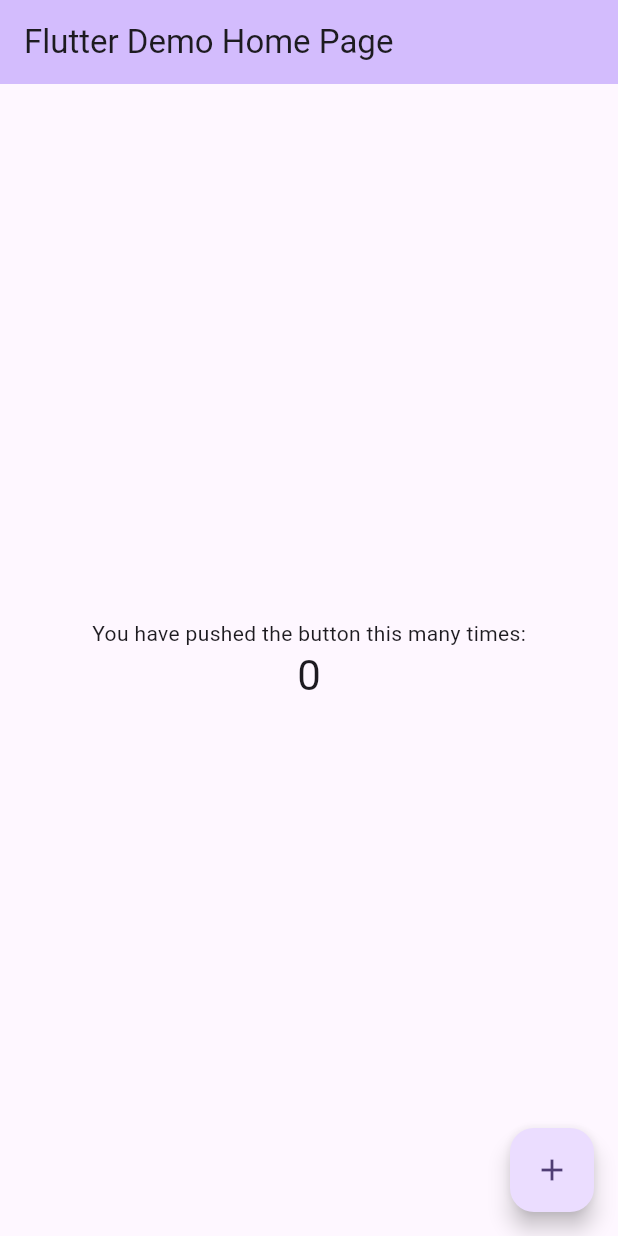
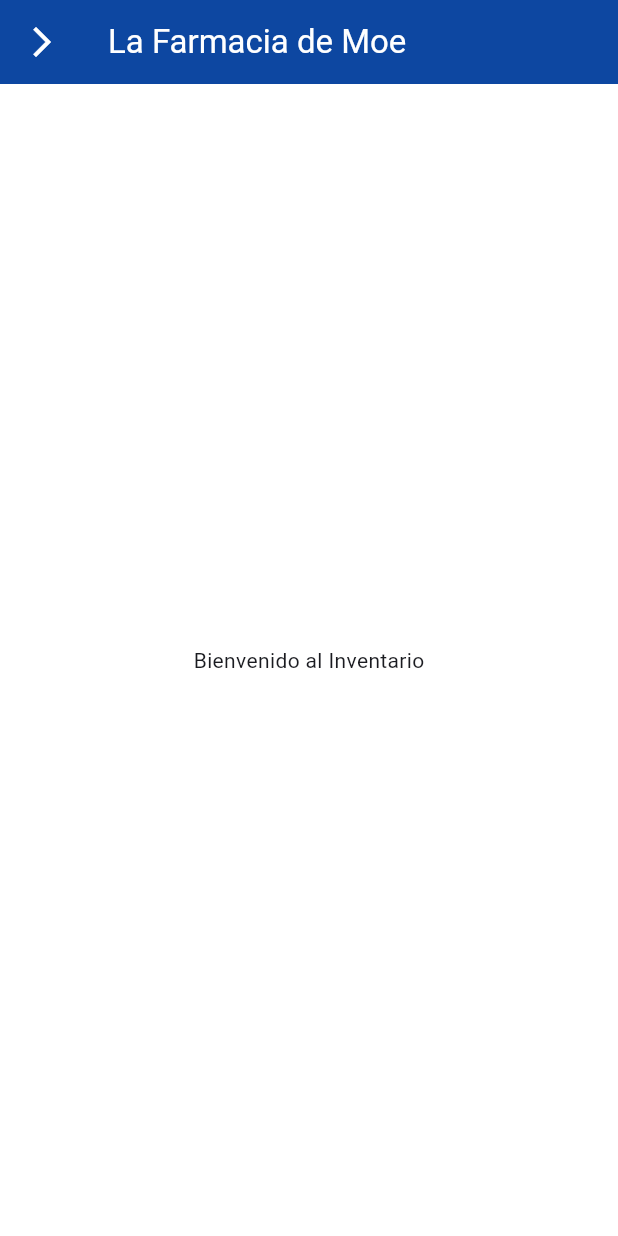
Before and after one commit to mitzdev1999/Farmacia_Moe, a Flutter app: the screen it shows after launch, on a phone screen of 412 x 824 dp. Run offline on Flutter 3.47's test engine with Material 3 defaults, Android fonts, the phone set to English and light mode, and no system bars; our stand-ins replace firebase_core; accounts and stored records are empty.

Commit message:
Configuracion de Main, para paleta de colores y sidebar

```diff
--- a/farmacia_moe/lib/main.dart
+++ b/farmacia_moe/lib/main.dart
@@ -1,122 +1,46 @@
 import 'package:flutter/material.dart';
+import 'package:firebase_core/firebase_core.dart';
+import 'firebase_options.dart';
+import 'theme.dart';
+import 'widgets/moe_sidebar.dart';
 
-void main() {
-  runApp(const MyApp());
+void main() async {
+  WidgetsFlutterBinding.ensureInitialized();
+  await Firebase.initializeApp(options: DefaultFirebaseOptions.currentPlatform);
+  runApp(const FarmaciaMoeApp());
 }
 
-class MyApp extends StatelessWidget {
-  const MyApp({super.key});
+class FarmaciaMoeApp extends StatelessWidget {
+  const FarmaciaMoeApp({super.key});
 
-  // This widget is the root of your application.
   @override
   Widget build(BuildContext context) {
     return MaterialApp(
-      title: 'Flutter Demo',
-      theme: ThemeData(
-        // This is the theme of your application.
-        //
-        // TRY THIS: Try running your application with "flutter run". You'll see
-        // the application has a purple toolbar. Then, without quitting the app,
-        // try changing the seedColor in the colorScheme below to Colors.green
-        // and then invoke "hot reload" (save your changes or press the "hot
-        // reload" button in a Flutter-supported IDE, or press "r" if you used
-        // the command line to start the app).
-        //
-        // Notice that the counter didn't reset back to zero; the application
-        // state is not lost during the reload. To reset the state, use hot
-        // restart instead.
-        //
-        // This works for code too, not just values: Most code changes can be
-        // tested with just a hot reload.
-        colorScheme: ColorScheme.fromSeed(seedColor: Colors.deepPurple),
-      ),
-      home: const MyHomePage(title: 'Flutter Demo Home Page'),
+      title: 'La Farmacia de Moe',
+      debugShowCheckedModeBanner: false,
+      theme: MoeTheme.light,
+      home: const MainLayout(), // Luego pondremos el Login aquí
     );
   }
 }
 
-class MyHomePage extends StatefulWidget {
-  const MyHomePage({super.key, required this.title});
-
-  // This widget is the home page of your application. It is stateful, meaning
-  // that it has a State object (defined below) that contains fields that affect
-  // how it looks.
-
-  // This class is the configuration for the state. It holds the values (in this
-  // case the title) provided by the parent (in this case the App widget) and
-  // used by the build method of the State. Fields in a Widget subclass are
-  // always marked "final".
-
-  final String title;
-
-  @override
-  State<MyHomePage> createState() => _MyHomePageState();
-}
-
-class _MyHomePageState extends State<MyHomePage> {
-  int _counter = 0;
-
-  void _incrementCounter() {
-    setState(() {
-      // This call to setState tells the Flutter framework that something has
-      // changed in this State, which causes it to rerun the build method below
-      // so that the display can reflect the updated values. If we changed
-      // _counter without calling setState(), then the build method would not be
-      // called again, and so nothing would appear to happen.
-      _counter++;
-    });
-  }
+class MainLayout extends StatelessWidget {
+  const MainLayout({super.key});
 
   @override
   Widget build(BuildContext context) {
-    // This method is rerun every time setState is called, for instance as done
-    // by the _incrementCounter method above.
-    //
-    // The Flutter framework has been optimized to make rerunning build methods
-    // fast, so that you can just rebuild anything that needs updating rather
-    // than having to individually change instances of widgets.
     return Scaffold(
       appBar: AppBar(
-        // TRY THIS: Try changing the color here to a specific color (to
-        // Colors.amber, perhaps?) and trigger a hot reload to see the AppBar
-        // change color while the other colors stay the same.
-        backgroundColor: Theme.of(context).colorScheme.inversePrimary,
-        // Here we take the value from the MyHomePage object that was created by
-        // the App.build method, and use it to set our appbar title.
-        title: Text(widget.title),
+        leading: Builder(
+          builder: (context) => IconButton(
+            icon: const Icon(Icons.arrow_forward_ios, color: Colors.white),
+            onPressed: () => Scaffold.of(context).openDrawer(),
+          ),
+        ),
+        title: const Text("La Farmacia de Moe", style: TextStyle(color: Colors.white)),
       ),
-      body: Center(
-        // Center is a layout widget. It takes a single child and positions it
-        // in the middle of the parent.
-        child: Column(
-          // Column is also a layout widget. It takes a list of children and
-          // arranges them vertically. By default, it sizes itself to fit its
-          // children horizontally, and tries to be as tall as its parent.
-          //
-          // Column has various properties to control how it sizes itself and
-          // how it positions its children. Here we use mainAxisAlignment to
-          // center the children vertically; the main axis here is the vertical
-          // axis because Columns are vertical (the cross axis would be
-          // horizontal).
-          //
-          // TRY THIS: Invoke "debug painting" (choose the "Toggle Debug Paint"
-          // action in the IDE, or press "p" in the console), to see the
-          // wireframe for each widget.
-          mainAxisAlignment: MainAxisAlignment.center,
-          children: <Widget>[
-            const Text('You have pushed the button this many times:'),
-            Text(
-              '$_counter',
-              style: Theme.of(context).textTheme.headlineMedium,
-            ),
-          ],
-        ),
-      ),
-      floatingActionButton: FloatingActionButton(
-        onPressed: _incrementCounter,
-        tooltip: 'Increment',
-        child: const Icon(Icons.add),
-      ), // This trailing comma makes auto-formatting nicer for build methods.
+      drawer: MoeSidebar(),
+      body: const Center(child: Text("Bienvenido al Inventario")),
     );
   }
 }
```
